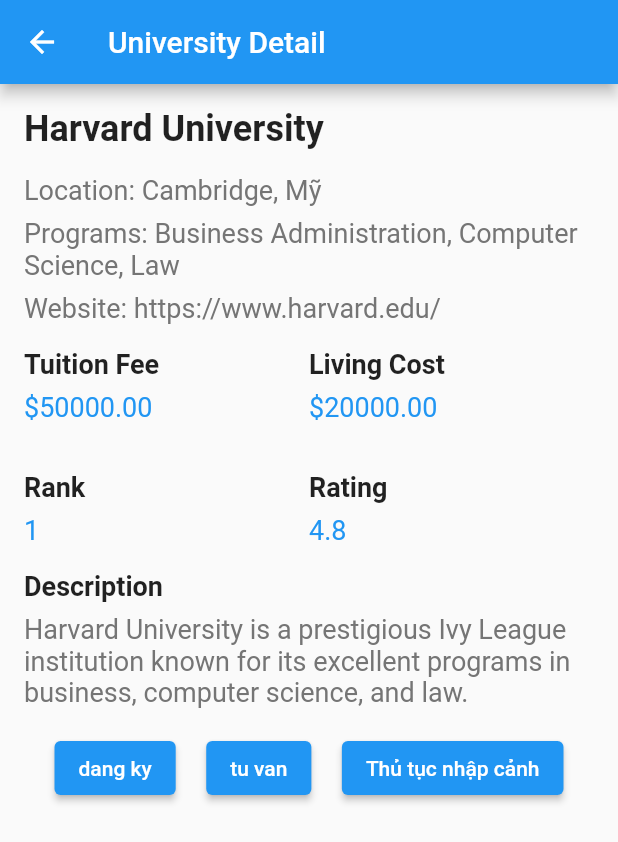
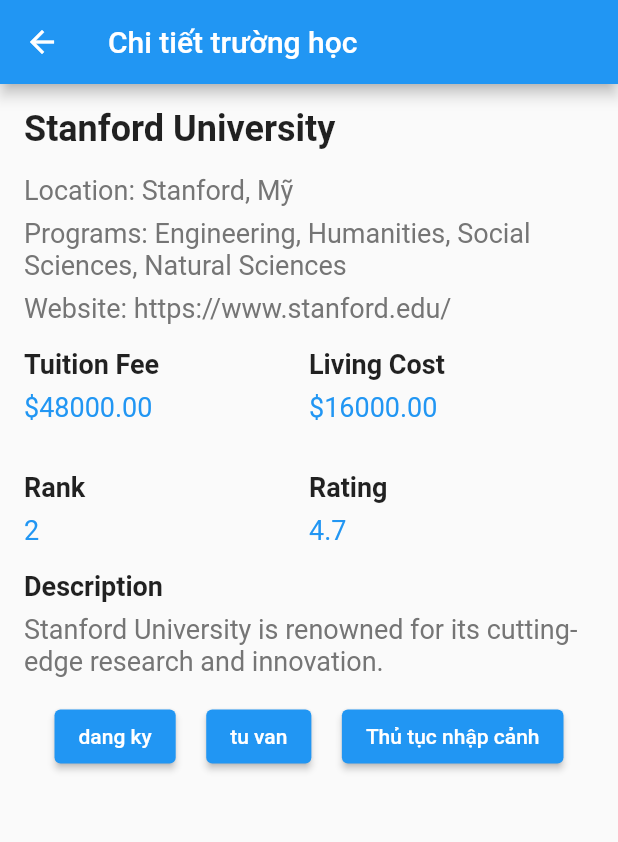
Before and after one commit to tanphuccgl/Study-Abroad-Consultant, a Flutter app: the DetailNationPage screen opened by its route, after a tap on "Stanford University", on a phone screen of 412 x 824 dp. Shown: the top 842 px of the screen. Run offline on Flutter 3.47's test engine with Material 2 defaults, Android fonts, the phone set to English and light mode, and no system bars; our stand-ins replace bot_toast, cloud_firestore, equatable, firebase_core, flutter_bloc, get_it and 2 more; accounts and stored records are empty.

Commit message:
add data to University page

```diff
--- a/lib/feature/nation/pages/detail_nation_page.dart
+++ b/lib/feature/nation/pages/detail_nation_page.dart
@@ -125,7 +125,7 @@
     return Column(
       children: [
         GestureDetector(
-          onTap: () => XCoordinator.showSchool(),
+          onTap: () => XCoordinator.showSchool(e),
           child: Container(
             decoration: BoxDecoration(
               borderRadius: BorderRadius.circular(8),
--- a/lib/feature/nation/pages/school_page.dart
+++ b/lib/feature/university/pages/university_page.dart
@@ -1,15 +1,16 @@
 import 'package:flutter/material.dart';
+import 'package:study_abroad_consultant/network/model/university.dart';
 import 'package:study_abroad_consultant/router/coordinator.dart';
 
-class StudyAbroadUniversityDetailPage extends StatelessWidget {
-  const StudyAbroadUniversityDetailPage({super.key});
+class UniversityPage extends StatelessWidget {
+  final University university;
+  const UniversityPage({super.key, required this.university});
 
   @override
   Widget build(BuildContext context) {
-    final university = studyAbroadUniversities.first;
     return Scaffold(
       appBar: AppBar(
-        title: const Text('University Detail'),
+        title: const Text('Chi tiết trường học'),
       ),
       body: SingleChildScrollView(
         child: Container(
@@ -164,72 +165,3 @@
     );
   }
 }
-
-class StudyAbroadUniversityDetail {
-  final String name;
-  final String country;
-  final String city;
-  final List<String> programs;
-  final String website;
-  final double tuitionFee;
-  final double livingCost;
-  final String description;
-  final double rating;
-  final int ranking;
-
-  StudyAbroadUniversityDetail({
-    required this.name,
-    required this.country,
-    required this.city,
-    required this.programs,
-    required this.website,
-    required this.tuitionFee,
-    required this.livingCost,
-    required this.description,
-    required this.rating,
-    required this.ranking,
-  });
-}
-
-List<StudyAbroadUniversityDetail> studyAbroadUniversities = [
-  StudyAbroadUniversityDetail(
-    name: 'Harvard University',
-    country: 'Mỹ',
-    city: 'Cambridge',
-    programs: ['Business Administration', 'Computer Science', 'Law'],
-    website: 'https://www.harvard.edu/',
-    tuitionFee: 50000,
-    livingCost: 20000,
-    description:
-        'Harvard University is a prestigious Ivy League institution known for its excellent programs in business, computer science, and law.',
-    rating: 4.8,
-    ranking: 1,
-  ),
-  StudyAbroadUniversityDetail(
-    name: 'Stanford University',
-    country: 'Mỹ',
-    city: 'Stanford',
-    programs: ['Engineering', 'Medicine', 'Humanities'],
-    website: 'https://www.stanford.edu/',
-    tuitionFee: 55000,
-    livingCost: 18000,
-    description:
-        'Stanford University is renowned for its strong programs in engineering, medicine, and humanities, offering students a diverse and enriching educational experience.',
-    rating: 4.7,
-    ranking: 2,
-  ),
-  StudyAbroadUniversityDetail(
-    name: 'University of Oxford',
-    country: 'Anh',
-    city: 'Oxford',
-    programs: ['Physics', 'Economics', 'History'],
-    website: 'https://www.ox.ac.uk/',
-    tuitionFee: 30000,
-    livingCost: 15000,
-    description:
-        'The University of Oxford is one of the oldest and most prestigious universities in the world, offering a wide range of programs in physics, economics, and history.',
-    rating: 4.9,
-    ranking: 3,
-  ),
-  // Thêm các trường đại học khác ở đây
-];
--- a/lib/network/model/university.dart
+++ b/lib/network/model/university.dart
@@ -25,6 +25,20 @@
     required this.ranking,
   });
 }
+
+final emtpyuniversity = University(
+    id: '1',
+    name: 'University of Oxford',
+    country: 'Anh',
+    city: 'Oxford',
+    programs: ['Medicine', 'Law', 'Computer Science', 'Engineering'],
+    website: 'https://www.ox.ac.uk/',
+    tuitionFee: 25000,
+    livingCost: 12000,
+    description: 'The University of Oxford is a prestigious institution known for its academic excellence and rich history.',
+    rating: 4.8,
+    ranking: 1,
+  );
 List<University> universities = [
   University(
     id: '1',
--- a/lib/router/app_router.dart
+++ b/lib/router/app_router.dart
@@ -14,7 +14,7 @@
 import 'package:study_abroad_consultant/feature/nation/pages/list_form.dart';
 import 'package:study_abroad_consultant/feature/nation/pages/nation_page.dart';
 import 'package:study_abroad_consultant/feature/nation/pages/register_event.dart';
-import 'package:study_abroad_consultant/feature/nation/pages/school_page.dart';
+import 'package:study_abroad_consultant/feature/university/pages/university_page.dart';
 import 'package:study_abroad_consultant/feature/nation/pages/study_abroad_articles_page.dart';
 import 'package:study_abroad_consultant/feature/nation/pages/tao_sukien.dart';
 import 'package:study_abroad_consultant/feature/nation/pages/visa_page.dart';
@@ -23,6 +23,7 @@
 import 'package:study_abroad_consultant/feature/sign_up/sign_up_page.dart';
 import 'package:study_abroad_consultant/network/model/city.dart';
 import 'package:study_abroad_consultant/network/model/nation.dart';
+import 'package:study_abroad_consultant/network/model/university.dart';
 import 'package:study_abroad_consultant/router/router_name.dart';
 import 'package:study_abroad_consultant/widgets/not_found_page.dart';
 
@@ -48,8 +49,7 @@
                   city: emtyCity,
                 ));
       case XRouterName.school:
-        return MaterialPageRoute(
-            builder: (_) => const StudyAbroadUniversityDetailPage());
+        return MaterialPageRoute(builder: (_) =>  UniversityPage(university: emtpyuniversity,));
       case XRouterName.visa:
         return MaterialPageRoute(builder: (_) => const UniversityVisaPage());
       case XRouterName.registerEvent:
--- a/lib/router/coordinator.dart
+++ b/lib/router/coordinator.dart
@@ -1,8 +1,10 @@
 import 'package:flutter/material.dart';
 import 'package:study_abroad_consultant/feature/city/pages/city_page.dart';
 import 'package:study_abroad_consultant/feature/nation/pages/detail_nation_page.dart';
+import 'package:study_abroad_consultant/feature/university/pages/university_page.dart';
 import 'package:study_abroad_consultant/network/model/city.dart';
 import 'package:study_abroad_consultant/network/model/nation.dart';
+import 'package:study_abroad_consultant/network/model/university.dart';
 import 'package:study_abroad_consultant/router/router_name.dart';
 
 class XCoordinator {
@@ -38,10 +40,14 @@
   static Future showDashboard() => pushNamed(XRouterName.dashboard);
 
   static Future showNation() => pushNamed(XRouterName.nation);
+
   static Future showDetailNation(Nation nation) =>
       push(DetailNationPage(nation: nation));
+
   static Future showCity(City city) => push(CityPage(city: city));
-  static Future showSchool() => pushNamed(XRouterName.school);
+
+  static Future showSchool(University university) =>
+      push(UniversityPage(university: university));
   static Future showVisa() => pushNamed(XRouterName.visa);
   static Future showRegisterEvent() => pushNamed(XRouterName.registerEvent);
   static Future showForm() => pushNamed(XRouterName.form);
```
